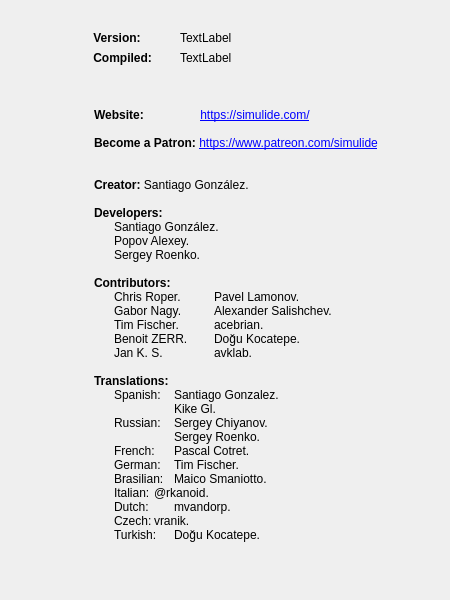
Above: src/gui/dialogs/about.ui from Arcachofo/SimulIDE-dev before the change. Below: the same form after it.
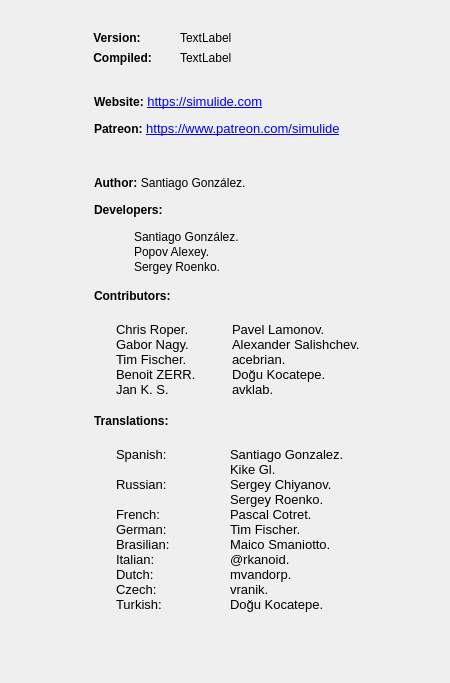
That is the form after the change. Icons and pictures are not drawn.

Commit message: About dialog: fix alignment

Diff of the .ui file:
```diff
--- a/src/gui/dialogs/about.ui
+++ b/src/gui/dialogs/about.ui
@@ -7,7 +7,7 @@
     <x>0</x>
     <y>0</y>
     <width>450</width>
-    <height>600</height>
+    <height>683</height>
    </rect>
   </property>
   <property name="sizePolicy">
@@ -25,7 +25,7 @@
   <property name="maximumSize">
    <size>
     <width>450</width>
-    <height>600</height>
+    <height>800</height>
    </size>
   </property>
   <property name="windowTitle">
@@ -36,8 +36,8 @@
     <rect>
      <x>90</x>
      <y>90</y>
-     <width>351</width>
-     <height>491</height>
+     <width>281</width>
+     <height>691</height>
     </rect>
    </property>
    <property name="palette">
@@ -96,29 +96,33 @@
     <string notr="true">&lt;!DOCTYPE HTML PUBLIC &quot;-//W3C//DTD HTML 4.0//EN&quot; &quot;http://www.w3.org/TR/REC-html40/strict.dtd&quot;&gt;
 &lt;html&gt;&lt;head&gt;&lt;meta name=&quot;qrichtext&quot; content=&quot;1&quot; /&gt;&lt;style type=&quot;text/css&quot;&gt;
 p, li { white-space: pre-wrap; }
-&lt;/style&gt;&lt;/head&gt;&lt;body style=&quot; font-family:'Sans Serif'; font-size:9pt; font-weight:400; font-style:normal;&quot;&gt;
-&lt;p style=&quot;-qt-paragraph-type:empty; margin-top:0px; margin-bottom:0px; margin-left:0px; margin-right:0px; -qt-block-indent:0; text-indent:0px;&quot;&gt;&lt;br /&gt;&lt;/p&gt;
-&lt;p style=&quot; margin-top:0px; margin-bottom:0px; margin-left:0px; margin-right:0px; -qt-block-indent:0; text-indent:0px;&quot;&gt;&lt;span style=&quot; font-weight:600;&quot;&gt;Website:&lt;/span&gt;                 &lt;a href=&quot;https://simulide.com/&quot;&gt;&lt;span style=&quot; text-decoration: underline; color:#0000ff;&quot;&gt;https://simulide.com/&lt;/span&gt;&lt;/a&gt;&lt;/p&gt;
-&lt;p style=&quot;-qt-paragraph-type:empty; margin-top:0px; margin-bottom:0px; margin-left:0px; margin-right:0px; -qt-block-indent:0; text-indent:0px; text-decoration: underline; color:#0000ff;&quot;&gt;&lt;br /&gt;&lt;/p&gt;
-&lt;p style=&quot; margin-top:0px; margin-bottom:0px; margin-left:0px; margin-right:0px; -qt-block-indent:0; text-indent:0px;&quot;&gt;&lt;span style=&quot; font-weight:600;&quot;&gt;Become a Patron:&lt;/span&gt; &lt;a href=&quot;https://www.patreon.com/simulide&quot;&gt;&lt;span style=&quot; text-decoration: underline; color:#0000ff;&quot;&gt;https://www.patreon.com/simulide&lt;/span&gt;&lt;/a&gt;&lt;/p&gt;
-&lt;p style=&quot;-qt-paragraph-type:empty; margin-top:0px; margin-bottom:0px; margin-left:0px; margin-right:0px; -qt-block-indent:0; text-indent:0px; text-decoration: underline; color:#0000ff;&quot;&gt;&lt;br /&gt;&lt;/p&gt;
-&lt;p style=&quot;-qt-paragraph-type:empty; margin-top:0px; margin-bottom:0px; margin-left:0px; margin-right:0px; -qt-block-indent:0; text-indent:0px;&quot;&gt;&lt;br /&gt;&lt;/p&gt;
-&lt;p style=&quot; margin-top:0px; margin-bottom:0px; margin-left:0px; margin-right:0px; -qt-block-indent:0; text-indent:0px;&quot;&gt;&lt;span style=&quot; font-weight:600;&quot;&gt;Creator:&lt;/span&gt; Santiago González.&lt;/p&gt;
-&lt;p style=&quot;-qt-paragraph-type:empty; margin-top:0px; margin-bottom:0px; margin-left:0px; margin-right:0px; -qt-block-indent:0; text-indent:0px;&quot;&gt;&lt;br /&gt;&lt;/p&gt;
-&lt;p style=&quot; margin-top:0px; margin-bottom:0px; margin-left:0px; margin-right:0px; -qt-block-indent:0; text-indent:0px;&quot;&gt;&lt;span style=&quot; font-weight:600;&quot;&gt;Developers:&lt;/span&gt;&lt;/p&gt;
-&lt;p style=&quot; margin-top:0px; margin-bottom:0px; margin-left:0px; margin-right:0px; -qt-block-indent:0; text-indent:0px;&quot;&gt;	Santiago González.&lt;/p&gt;
-&lt;p style=&quot; margin-top:0px; margin-bottom:0px; margin-left:0px; margin-right:0px; -qt-block-indent:0; text-indent:0px;&quot;&gt;	Popov Alexey.&lt;/p&gt;
-&lt;p style=&quot; margin-top:0px; margin-bottom:0px; margin-left:0px; margin-right:0px; -qt-block-indent:0; text-indent:0px;&quot;&gt;	Sergey Roenko.&lt;/p&gt;
-&lt;p style=&quot;-qt-paragraph-type:empty; margin-top:0px; margin-bottom:0px; margin-left:0px; margin-right:0px; -qt-block-indent:0; text-indent:0px;&quot;&gt;&lt;br /&gt;&lt;/p&gt;
-&lt;p style=&quot; margin-top:0px; margin-bottom:0px; margin-left:0px; margin-right:0px; -qt-block-indent:0; text-indent:0px;&quot;&gt;&lt;span style=&quot; font-weight:600;&quot;&gt;Contributors:&lt;/span&gt;&lt;/p&gt;
-&lt;p style=&quot; margin-top:0px; margin-bottom:0px; margin-left:0px; margin-right:0px; -qt-block-indent:0; text-indent:0px;&quot;&gt;	Chris Roper.		Pavel Lamonov.&lt;br /&gt;	Gabor Nagy.		Alexander Salishchev.&lt;br /&gt;	Tim Fischer.		acebrian.&lt;br /&gt;	Benoit ZERR.		Doğu Kocatepe.&lt;br /&gt;	Jan K. S.    		avklab.&lt;/p&gt;
-&lt;p style=&quot;-qt-paragraph-type:empty; margin-top:0px; margin-bottom:0px; margin-left:0px; margin-right:0px; -qt-block-indent:0; text-indent:0px;&quot;&gt;&lt;br /&gt;&lt;/p&gt;
-&lt;p style=&quot; margin-top:0px; margin-bottom:0px; margin-left:0px; margin-right:0px; -qt-block-indent:0; text-indent:0px;&quot;&gt;&lt;span style=&quot; font-weight:600;&quot;&gt;Translations:&lt;/span&gt;&lt;/p&gt;
-&lt;p style=&quot; margin-top:0px; margin-bottom:0px; margin-left:0px; margin-right:0px; -qt-block-indent:0; text-indent:0px;&quot;&gt;	Spanish:	Santiago Gonzalez. &lt;br /&gt;				Kike Gl. &lt;br /&gt;	Russian:	Sergey Chiyanov.&lt;br /&gt;				Sergey Roenko.&lt;br /&gt;	French:	Pascal Cotret.&lt;br /&gt;	German:	Tim Fischer.&lt;br /&gt;	Brasilian:	Maico Smaniotto.&lt;br /&gt;	Italian:	@rkanoid.&lt;/p&gt;
-&lt;p style=&quot; margin-top:0px; margin-bottom:0px; margin-left:0px; margin-right:0px; -qt-block-indent:0; text-indent:0px;&quot;&gt;	Dutch:		mvandorp.&lt;/p&gt;
-&lt;p style=&quot; margin-top:0px; margin-bottom:0px; margin-left:0px; margin-right:0px; -qt-block-indent:0; text-indent:0px;&quot;&gt;	Czech:	vranik.&lt;/p&gt;
-&lt;p style=&quot; margin-top:0px; margin-bottom:0px; margin-left:0px; margin-right:0px; -qt-block-indent:0; text-indent:0px;&quot;&gt;	Turkish:	Doğu Kocatepe.&lt;/p&gt;
-&lt;p style=&quot;-qt-paragraph-type:empty; margin-top:0px; margin-bottom:0px; margin-left:0px; margin-right:0px; -qt-block-indent:0; text-indent:0px;&quot;&gt;&lt;br /&gt;&lt;/p&gt;&lt;/body&gt;&lt;/html&gt;</string>
+&lt;/style&gt;&lt;/head&gt;&lt;body style=&quot; font-family:'Ubuntu'; font-size:10pt; font-weight:400; font-style:normal;&quot;&gt;
+&lt;p style=&quot; margin-top:0px; margin-bottom:0px; margin-left:0px; margin-right:0px; -qt-block-indent:0; text-indent:0px;&quot;&gt;&lt;span style=&quot; font-family:'Sans Serif'; font-size:9pt; font-weight:600;&quot;&gt;Website:&lt;/span&gt; &lt;a href=&quot;https://simulide.com/&quot;&gt;&lt;span style=&quot; text-decoration: underline; color:#0000ff;&quot;&gt;https://simulide.com&lt;/span&gt;&lt;/a&gt;&lt;/p&gt;
+&lt;p style=&quot; margin-top:12px; margin-bottom:12px; margin-left:0px; margin-right:0px; -qt-block-indent:0; text-indent:0px;&quot;&gt;&lt;span style=&quot; font-family:'Sans Serif'; font-size:9pt; font-weight:600;&quot;&gt;Patreon:&lt;/span&gt; &lt;a href=&quot;https://www.patreon.com/simulide&quot;&gt;&lt;span style=&quot; text-decoration: underline; color:#0000ff;&quot;&gt;https://www.patreon.com/simulide&lt;/span&gt;&lt;/a&gt; &lt;/p&gt;
+&lt;p style=&quot;-qt-paragraph-type:empty; margin-top:12px; margin-bottom:12px; margin-left:0px; margin-right:0px; -qt-block-indent:0; text-indent:0px;&quot;&gt;&lt;br /&gt;&lt;/p&gt;
+&lt;p style=&quot; margin-top:12px; margin-bottom:12px; margin-left:0px; margin-right:0px; -qt-block-indent:0; text-indent:0px;&quot;&gt;&lt;span style=&quot; font-family:'Sans Serif'; font-size:9pt; font-weight:600;&quot;&gt;Author:&lt;/span&gt; &lt;span style=&quot; font-family:'Sans Serif'; font-size:9pt;&quot;&gt;Santiago González.&lt;/span&gt; &lt;/p&gt;
+&lt;p style=&quot; margin-top:12px; margin-bottom:12px; margin-left:0px; margin-right:0px; -qt-block-indent:0; text-indent:0px;&quot;&gt;&lt;span style=&quot; font-family:'Sans Serif'; font-size:9pt; font-weight:600;&quot;&gt;Developers:&lt;/span&gt; &lt;/p&gt;
+&lt;p style=&quot; margin-top:0px; margin-bottom:0px; margin-left:0px; margin-right:0px; -qt-block-indent:1; text-indent:0px;&quot;&gt;&lt;span style=&quot; font-family:'Sans Serif'; font-size:9pt;&quot;&gt;Santiago González.&lt;/span&gt;&lt;br /&gt;&lt;span style=&quot; font-family:'Sans Serif'; font-size:9pt;&quot;&gt;Popov Alexey.&lt;/span&gt;&lt;br /&gt;&lt;span style=&quot; font-family:'Sans Serif'; font-size:9pt;&quot;&gt;Sergey Roenko.&lt;/span&gt;&lt;br /&gt;&lt;/p&gt;
+&lt;p style=&quot; margin-top:0px; margin-bottom:0px; margin-left:0px; margin-right:0px; -qt-block-indent:0; text-indent:0px;&quot;&gt;&lt;span style=&quot; font-family:'Sans Serif'; font-size:9pt; font-weight:600;&quot;&gt;Contributors:&lt;/span&gt;&lt;/p&gt;
+&lt;table border=&quot;0&quot; style=&quot; margin-top:0px; margin-bottom:0px; margin-left:0px; margin-right:0px;&quot; cellspacing=&quot;2&quot; cellpadding=&quot;0&quot;&gt;
+&lt;tr&gt;
+&lt;td&gt;&lt;/td&gt;
+&lt;td&gt;&lt;/td&gt;&lt;/tr&gt;
+&lt;tr&gt;
+&lt;td&gt;
+&lt;p style=&quot; margin-top:0px; margin-bottom:0px; margin-left:0px; margin-right:0px; -qt-block-indent:0; text-indent:0px;&quot;&gt;	Chris Roper.&lt;br /&gt;	Gabor Nagy.&lt;br /&gt;	Tim Fischer.&lt;br /&gt;	Benoit ZERR.&lt;br /&gt;	Jan K. S.&lt;br /&gt;&lt;/p&gt;&lt;/td&gt;
+&lt;td&gt;
+&lt;p style=&quot; margin-top:0px; margin-bottom:0px; margin-left:0px; margin-right:0px; -qt-block-indent:0; text-indent:0px;&quot;&gt;Pavel Lamonov.&lt;br /&gt;Alexander Salishchev.&lt;br /&gt;acebrian.&lt;br /&gt;Doğu Kocatepe.&lt;br /&gt;avklab.&lt;br /&gt;&lt;/p&gt;&lt;/td&gt;&lt;/tr&gt;&lt;/table&gt;
+&lt;p style=&quot; margin-top:0px; margin-bottom:0px; margin-left:0px; margin-right:0px; -qt-block-indent:0; text-indent:0px;&quot;&gt;&lt;span style=&quot; font-family:'Sans Serif'; font-size:9pt; font-weight:600;&quot;&gt;Translations:&lt;/span&gt;&lt;/p&gt;
+&lt;table border=&quot;0&quot; style=&quot; margin-top:0px; margin-bottom:0px; margin-left:0px; margin-right:0px;&quot; cellspacing=&quot;2&quot; cellpadding=&quot;0&quot;&gt;
+&lt;tr&gt;
+&lt;td&gt;&lt;/td&gt;
+&lt;td&gt;&lt;/td&gt;&lt;/tr&gt;
+&lt;tr&gt;
+&lt;td&gt;
+&lt;p style=&quot; margin-top:0px; margin-bottom:0px; margin-left:0px; margin-right:0px; -qt-block-indent:0; text-indent:0px;&quot;&gt;	Spanish:&lt;br /&gt;&lt;br /&gt;	Russian:&lt;br /&gt;&lt;br /&gt;	French:&lt;br /&gt;	German:&lt;br /&gt;	Brasilian:&lt;br /&gt;	Italian:&lt;br /&gt;	Dutch:&lt;br /&gt;	Czech:&lt;br /&gt;	Turkish:&lt;br /&gt;&lt;/p&gt;&lt;/td&gt;
+&lt;td&gt;
+&lt;p style=&quot; margin-top:0px; margin-bottom:0px; margin-left:0px; margin-right:0px; -qt-block-indent:0; text-indent:0px;&quot;&gt;Santiago Gonzalez.&lt;br /&gt;Kike Gl.&lt;br /&gt;Sergey Chiyanov.&lt;br /&gt;Sergey Roenko.&lt;br /&gt;Pascal Cotret.&lt;br /&gt;Tim Fischer.&lt;br /&gt;Maico Smaniotto.&lt;br /&gt;@rkanoid.&lt;br /&gt;mvandorp.&lt;br /&gt;vranik.&lt;br /&gt;Doğu Kocatepe.&lt;/p&gt;&lt;/td&gt;&lt;/tr&gt;&lt;/table&gt;&lt;/body&gt;&lt;/html&gt;</string>
    </property>
    <property name="tabStopWidth">
     <number>20</number>
```
The commit also changes 1 other file.
